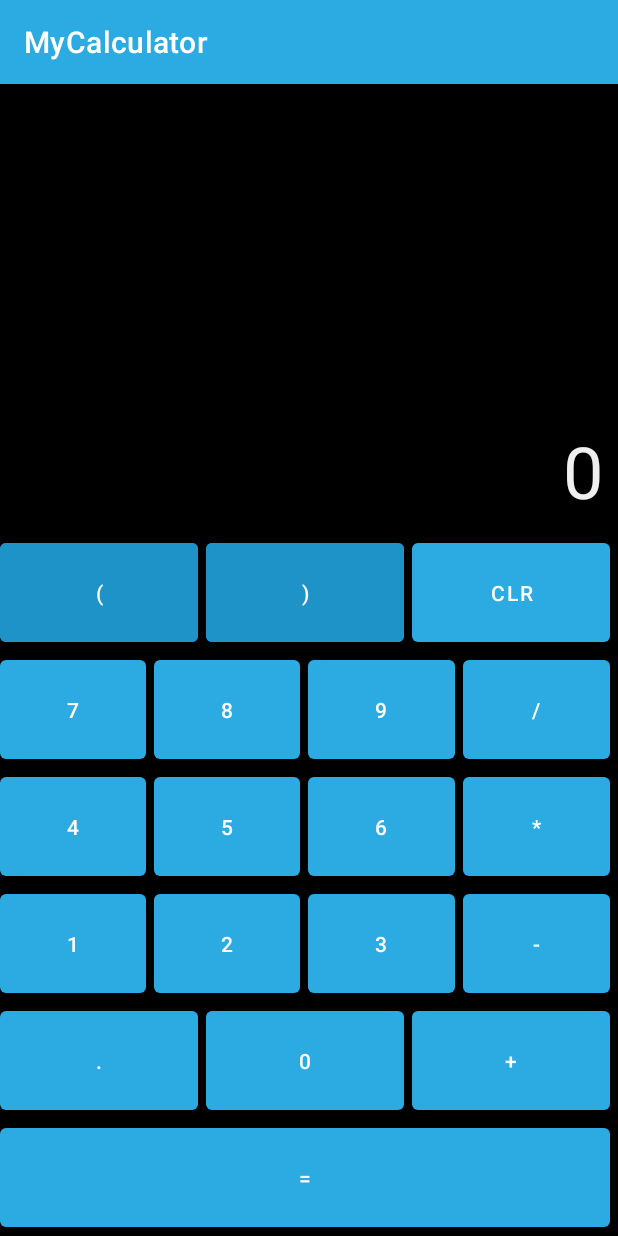
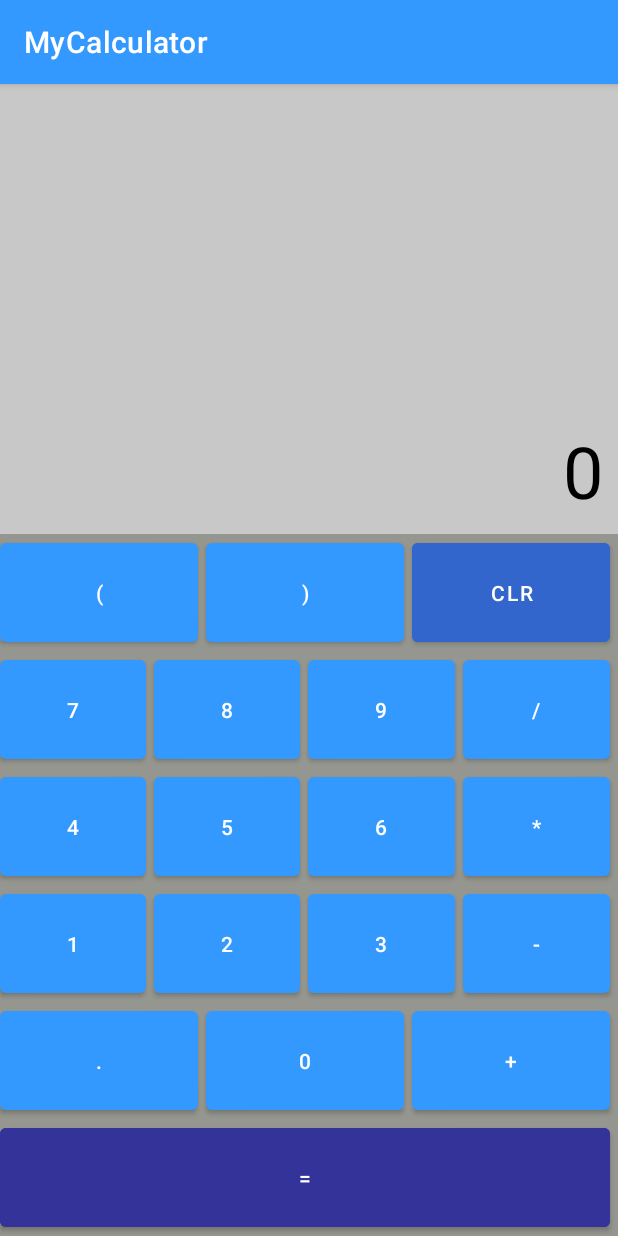
Before and after one commit to twlai251/My-Android-Calculator, an Android app: the screen it shows after launch (MainActivity), on a phone screen of 412 x 824 dp. Run offline under Robolectric (Android 15) with nearby library versions, the phone set to English and light mode, and no system bars.

Commit message:
update calculator app

```diff
--- a/app/src/main/java/com/example/mycalculator/MainActivity.kt
+++ b/app/src/main/java/com/example/mycalculator/MainActivity.kt
@@ -73,8 +73,6 @@ class MainActivity : AppCompatActivity() {
                     || value.contains("*")
                     || value.contains("+")
                     || value.contains("-")
-                    || value.contains("(")
-                    || value.contains(")")
         }
 
     }
@@ -100,10 +98,6 @@ class MainActivity : AppCompatActivity() {
             var prefix = ""
 
             try {
-                if(tvValue.startsWith("(") && tvValue.endsWith(")")){
-                    prefix = "("
-
-                }
 
                 if(tvValue.startsWith("-")){
                     prefix = "-"
--- a/app/src/main/res/layout/activity_main.xml
+++ b/app/src/main/res/layout/activity_main.xml
@@ -7,21 +7,21 @@
     android:layout_height="match_parent"
     tools:context=".MainActivity"
     android:orientation="vertical"
-    android:background="@color/black"
+    android:background="#969690"
     >
 
     <TextView
         android:id="@+id/tvInput"
         android:layout_width="match_parent"
         android:layout_height="300dp"
-        android:background="@color/black"
+        android:background="#C8C8C8"
         android:ems="10"
         android:text="@string/textCalc_display"
         android:gravity="end|center_vertical|bottom"
         android:maxLength="12"
         android:padding="10dp"
         android:textSize="48sp"
-        android:textColor="#efefef"
+        android:textColor="@color/black"
 
         />
 
@@ -41,7 +41,6 @@
             android:layout_height="match_parent"
             android:layout_weight="1"
             android:text="("
-            android:backgroundTint="@color/dark_blue"
             android:onClick="onDigit"
         />
 
@@ -52,12 +51,8 @@
             android:layout_height="match_parent"
             android:layout_weight="1"
             android:text=")"
-            android:backgroundTint="@color/dark_blue"
             android:onClick="onDigit"
         />
-
-        <!--    backspace Button    -->
-
 
         <!--    Clear Button    -->
         <Button
@@ -67,7 +62,9 @@
             android:layout_height="match_parent"
             android:layout_weight="1"
             android:onClick="onClear"
-            android:text="CLR" />
+            android:text="CLR"
+            android:backgroundTint="@color/dark_blue"
+            />
 
     </LinearLayout>
 
@@ -272,7 +269,8 @@
             android:layout_height="match_parent"
             android:layout_weight="1"
             android:onClick="onEqual"
-            android:text="=" />
+            android:text="="
+            android:backgroundTint="@color/sapphire"/>
 
     </LinearLayout>
 
--- a/app/src/main/res/values/colors.xml
+++ b/app/src/main/res/values/colors.xml
@@ -7,8 +7,11 @@
     <color name="teal_700">#FF018786</color>
     <color name="black">#FF000000</color>
     <color name="white">#FFFFFFFF</color>
-    <color name="light_blue">#2cabe3</color>
-    <color name="dark_blue">#1e93c7</color>
+    <color name="light_blue">#3399FF</color>
+    <color name="dark_blue">#3366CC</color>
+    <color name="pacific_blue">#0099CC</color>
+    <color name="snowy_mint">#CCFFCC</color>
+    <color name="sapphire">#333399</color>
 
 
 
```
